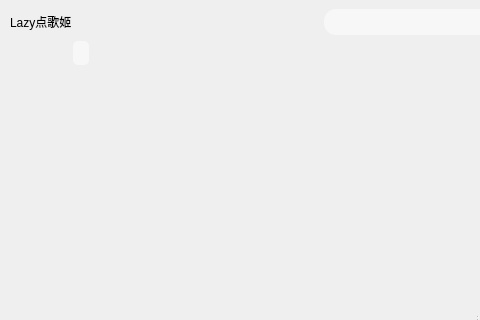
First picture: the form in order_player/orderplayerwindow.ui, repository iwxyi/Bilibili-MagicalDanmaku, before the edit; both pictures show x 0 to 480 and y 0 to 320 of the 956 by 642 pixel window.
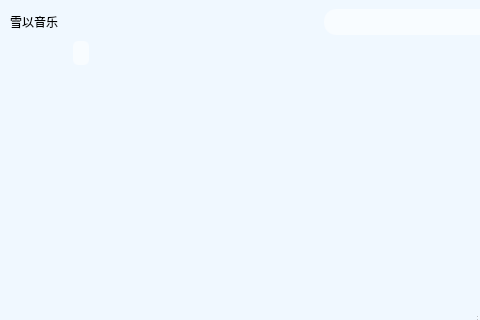
Second picture: the form after the edit. Icons and pictures are not drawn. Custom widgets are drawn as their Qt base class.

Commit message: 更新点歌姬为“雪以音乐”

What changed in the file:
```diff
--- a/order_player/orderplayerwindow.ui
+++ b/order_player/orderplayerwindow.ui
@@ -18,7 +18,10 @@
     <normaloff>:/icons/candy</normaloff>:/icons/candy</iconset>
   </property>
   <property name="styleSheet">
-   <string notr="true"/>
+   <string notr="true">QMainWindow
+{
+	background-color: #F0F8FF;
+}</string>
   </property>
   <widget class="QWidget" name="centralwidget">
    <layout class="QVBoxLayout" name="verticalLayout_3" stretch="0,1,0">
@@ -33,7 +36,7 @@
          <string notr="true">text-align: left;</string>
         </property>
         <property name="text">
-         <string>Lazy点歌姬</string>
+         <string>雪以音乐</string>
         </property>
         <property name="icon">
          <iconset resource="../resource.qrc">
```
Left out of the diff: 42 changed lines with no effect on the pictures. The commit also changes 16 other files.
